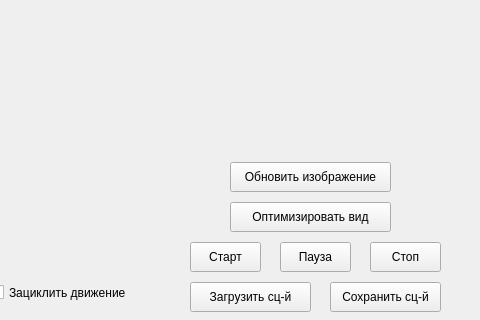
Qt form widget.ui (MAPSWorks/superpos) before a commit; both pictures show x 520 to 1000 and y 398 to 718 of the 1000 by 718 pixel window.
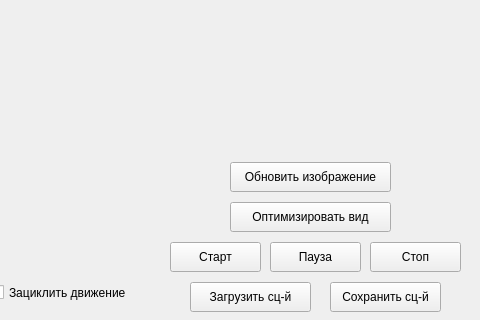
The same form after that commit.

```diff
--- a/widget.ui
+++ b/widget.ui
@@ -48,9 +48,9 @@
   <widget class="QPushButton" name="pbStartImit">
    <property name="geometry">
     <rect>
-     <x>710</x>
+     <x>690</x>
      <y>640</y>
-     <width>71</width>
+     <width>91</width>
      <height>30</height>
     </rect>
    </property>
@@ -63,7 +63,7 @@
     <rect>
      <x>890</x>
      <y>640</y>
-     <width>71</width>
+     <width>91</width>
      <height>30</height>
     </rect>
    </property>
@@ -74,9 +74,9 @@
   <widget class="QPushButton" name="pbPauseImit">
    <property name="geometry">
     <rect>
-     <x>800</x>
+     <x>790</x>
      <y>640</y>
-     <width>71</width>
+     <width>91</width>
      <height>30</height>
     </rect>
    </property>
```
